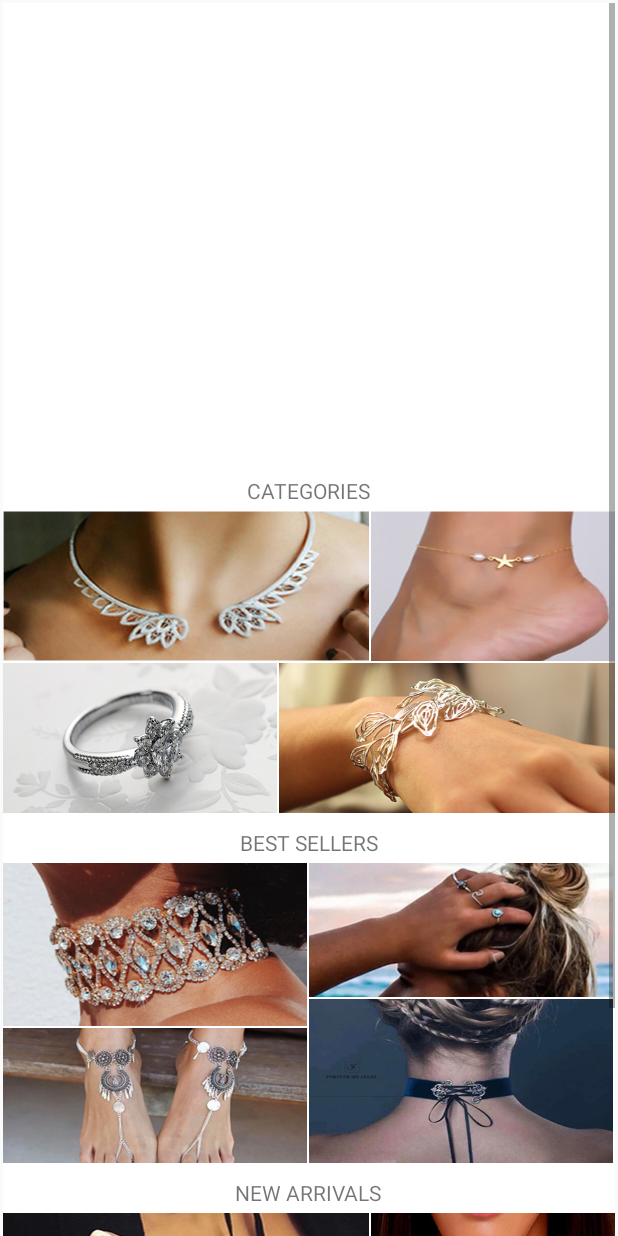
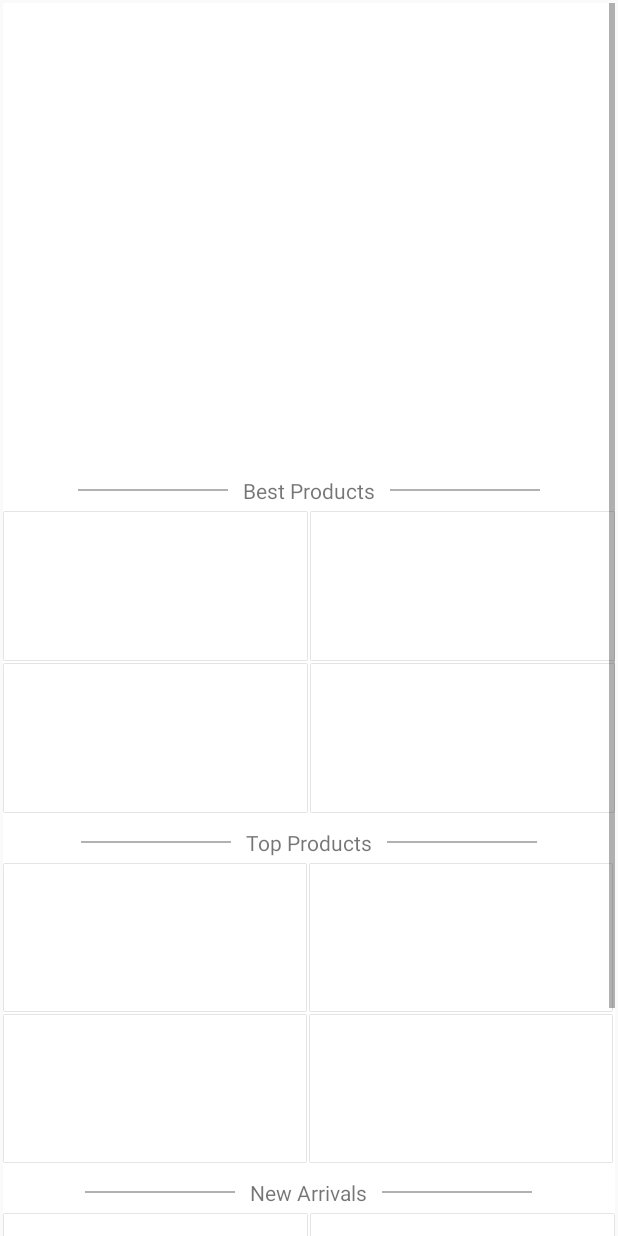
Before and after one commit to rahulrainaaa/ForeverMyAngle, an Android app: the layout fragment_home_dashboard.xml on its own in the app's theme, with its tools: preview values and no code run, on a phone screen of 412 x 824 dp. Run offline under Robolectric (Android 15) with nearby library versions, the phone set to English and light mode, and no system bars.

Commit message:
Initial Commit

```diff
--- a/app/src/main/java/app/shopping/forevermyangle/utils/GlobalData.java
+++ b/app/src/main/java/app/shopping/forevermyangle/utils/GlobalData.java
@@ -43,4 +43,9 @@ public class GlobalData {
 
     public static ArrayList<Product> TotalProducts = new ArrayList<>();        // Holds total products displayed on page.
 
+    /**
+     * Search filtering.
+     */
+    public static String srch_category_id = "";
+
 }
--- a/app/src/main/res/layout/fragment_home_dashboard.xml
+++ b/app/src/main/res/layout/fragment_home_dashboard.xml
@@ -34,10 +34,22 @@
             android:gravity="center"
             android:orientation="horizontal">
 
+            <LinearLayout
+                android:layout_width="100dp"
+                android:layout_height="1dp"
+                android:background="@color/colorTextHint" />
+
             <TextView
                 android:layout_width="wrap_content"
                 android:layout_height="wrap_content"
-                android:text="CATEGORIES" />
+                android:paddingLeft="10dp"
+                android:paddingRight="10dp"
+                android:text="Best Products" />
+
+            <LinearLayout
+                android:layout_width="100dp"
+                android:layout_height="1dp"
+                android:background="@color/colorTextHint" />
 
         </LinearLayout>
 
@@ -60,19 +72,17 @@
                     android:layout_width="0dp"
                     android:layout_height="100dp"
                     android:layout_marginRight="1dp"
-                    android:layout_weight="6"
+                    android:layout_weight="5"
                     android:background="@drawable/shadow_small"
-                    android:scaleType="fitXY"
-                    android:src="@drawable/temp_a" />
+                    android:scaleType="fitXY" />
 
                 <ImageView
                     android:id="@+id/imgCategoryItem2"
                     android:layout_width="0dp"
                     android:layout_height="100dp"
-                    android:layout_weight="4"
+                    android:layout_weight="5"
                     android:background="@drawable/shadow_small"
-                    android:scaleType="fitXY"
-                    android:src="@drawable/temp_b" />
+                    android:scaleType="fitXY" />
             </LinearLayout>
 
             <LinearLayout
@@ -87,19 +97,17 @@
                     android:layout_width="0dp"
                     android:layout_height="100dp"
                     android:layout_marginRight="1dp"
-                    android:layout_weight="4.5"
+                    android:layout_weight="5"
                     android:background="@drawable/shadow_small"
-                    android:scaleType="fitXY"
-                    android:src="@drawable/temp_c" />
+                    android:scaleType="fitXY" />
 
                 <ImageView
                     android:id="@+id/imgCategoryItem4"
                     android:layout_width="0dp"
                     android:layout_height="100dp"
-                    android:layout_weight="5.5"
+                    android:layout_weight="5"
                     android:background="@drawable/shadow_small"
-                    android:scaleType="fitXY"
-                    android:src="@drawable/temp_d" />
+                    android:scaleType="fitXY" />
             </LinearLayout>
 
         </LinearLayout>
@@ -112,10 +120,22 @@
             android:gravity="center"
             android:orientation="horizontal">
 
+            <LinearLayout
+                android:layout_width="100dp"
+                android:layout_height="1dp"
+                android:background="@color/colorTextHint" />
+
             <TextView
                 android:layout_width="wrap_content"
                 android:layout_height="wrap_content"
-                android:text="BEST SELLERS" />
+                android:paddingLeft="10dp"
+                android:paddingRight="10dp"
+                android:text="Top Products" />
+
+            <LinearLayout
+                android:layout_width="100dp"
+                android:layout_height="1dp"
+                android:background="@color/colorTextHint" />
 
         </LinearLayout>
 
@@ -129,8 +149,8 @@
         </LinearLayout>
 
         <LinearLayout
+            android:id="@+id/layout_bestSeller"
             android:layout_width="match_parent"
-            android:id="@+id/layout_bestSeller"
             android:layout_height="200dp"
             android:orientation="horizontal"
             android:weightSum="2">
@@ -147,10 +167,9 @@
                     android:layout_width="match_parent"
                     android:layout_height="0dp"
                     android:layout_marginRight="1dp"
-                    android:layout_weight="5.5"
+                    android:layout_weight="5"
                     android:background="@drawable/shadow_small"
-                    android:scaleType="fitXY"
-                    android:src="@drawable/temp_e" />
+                    android:scaleType="fitXY" />
 
                 <ImageView
                     android:id="@+id/imgBestSellerItem3"
@@ -158,10 +177,9 @@
                     android:layout_height="0dp"
                     android:layout_marginRight="1dp"
                     android:layout_marginTop="1dp"
-                    android:layout_weight="4.5"
+                    android:layout_weight="5"
                     android:background="@drawable/shadow_small"
-                    android:scaleType="fitXY"
-                    android:src="@drawable/temp_f" />
+                    android:scaleType="fitXY" />
 
 
             </LinearLayout>
@@ -178,10 +196,9 @@
                     android:layout_width="match_parent"
                     android:layout_height="0dp"
                     android:layout_marginRight="1dp"
-                    android:layout_weight="4.5"
+                    android:layout_weight="5"
                     android:background="@drawable/shadow_small"
-                    android:scaleType="fitXY"
-                    android:src="@drawable/temp_g" />
+                    android:scaleType="fitXY" />
 
                 <ImageView
                     android:id="@+id/imgBestSellerItem4"
@@ -189,10 +206,9 @@
                     android:layout_height="0dp"
                     android:layout_marginRight="1dp"
                     android:layout_marginTop="1dp"
-                    android:layout_weight="5.5"
+                    android:layout_weight="5"
                     android:background="@drawable/shadow_small"
-                    android:scaleType="fitXY"
-                    android:src="@drawable/temp_h" />
+                    android:scaleType="fitXY" />
 
 
             </LinearLayout>
@@ -208,10 +224,22 @@
             android:gravity="center"
             android:orientation="horizontal">
 
+            <LinearLayout
+                android:layout_width="100dp"
+                android:layout_height="1dp"
+                android:background="@color/colorTextHint" />
+
             <TextView
                 android:layout_width="wrap_content"
                 android:layout_height="wrap_content"
-                android:text="NEW ARRIVALS" />
+                android:paddingLeft="10dp"
+                android:paddingRight="10dp"
+                android:text="New Arrivals" />
+
+            <LinearLayout
+                android:layout_width="100dp"
+                android:layout_height="1dp"
+                android:background="@color/colorTextHint" />
 
         </LinearLayout>
 
@@ -234,19 +262,17 @@
                     android:layout_width="0dp"
                     android:layout_height="100dp"
                     android:layout_marginRight="1dp"
-                    android:layout_weight="6"
+                    android:layout_weight="5"
                     android:background="@drawable/shadow_small"
-                    android:scaleType="fitXY"
-                    android:src="@drawable/temp_i" />
+                    android:scaleType="fitXY" />
 
                 <ImageView
                     android:id="@+id/imgNewArrivals2"
                     android:layout_width="0dp"
                     android:layout_height="100dp"
-                    android:layout_weight="4"
+                    android:layout_weight="5"
                     android:background="@drawable/shadow_small"
-                    android:scaleType="fitXY"
-                    android:src="@drawable/temp_j" />
+                    android:scaleType="fitXY" />
             </LinearLayout>
 
             <LinearLayout
@@ -261,19 +287,17 @@
                     android:layout_width="0dp"
                     android:layout_height="100dp"
                     android:layout_marginRight="1dp"
-                    android:layout_weight="4.5"
+                    android:layout_weight="5"
                     android:background="@drawable/shadow_small"
-                    android:scaleType="fitXY"
-                    android:src="@drawable/temp_k" />
+                    android:scaleType="fitXY" />
 
                 <ImageView
                     android:id="@+id/imgNewArrivals4"
                     android:layout_width="0dp"
                     android:layout_height="100dp"
-                    android:layout_weight="5.5"
+                    android:layout_weight="5"
                     android:background="@drawable/shadow_small"
-                    android:scaleType="fitXY"
-                    android:src="@drawable/temp_l" />
+                    android:scaleType="fitXY" />
             </LinearLayout>
 
         </LinearLayout>
--- a/app/src/main/res/layout/item_gridview_product.xml
+++ b/app/src/main/res/layout/item_gridview_product.xml
@@ -6,6 +6,7 @@
     android:orientation="vertical">
 
     <ImageView
+        android:id="@+id/img_product"
         android:layout_width="match_parent"
         android:layout_height="150dp"
         android:background="@android:drawable/dialog_holo_light_frame"
@@ -20,6 +21,7 @@
         android:orientation="vertical">
 
         <TextView
+            android:id="@+id/txt_product_name"
             android:layout_width="match_parent"
             android:layout_height="wrap_content"
             android:gravity="center"
@@ -35,6 +37,7 @@
             android:orientation="horizontal">
 
             <TextView
+                android:id="@+id/txt_product_price"
                 android:layout_width="match_parent"
                 android:layout_height="wrap_content"
                 android:layout_marginRight="5dp"
@@ -50,6 +53,7 @@
                 android:orientation="horizontal">
 
                 <TextView
+                    android:id="@+id/txt_rate"
                     android:layout_width="wrap_content"
                     android:layout_height="wrap_content"
                     android:layout_marginRight="7dp"
```
Also changed, not shown: app/src/main/java/app/shopping/forevermyangle/activity/SearchProductActivity.java (+21 -5 lines), app/src/main/java/app/shopping/forevermyangle/adapter/listviewadapter/ProductListViewAdapter.java (+40 -3 lines), app/src/main/java/app/shopping/forevermyangle/adapter/recyclerview/CategoryRecyclerAdapter.java (+5 -3 lines), app/src/main/java/app/shopping/forevermyangle/fragment/fragments/HomeDashboardFragment.java (+20 -7 lines).
